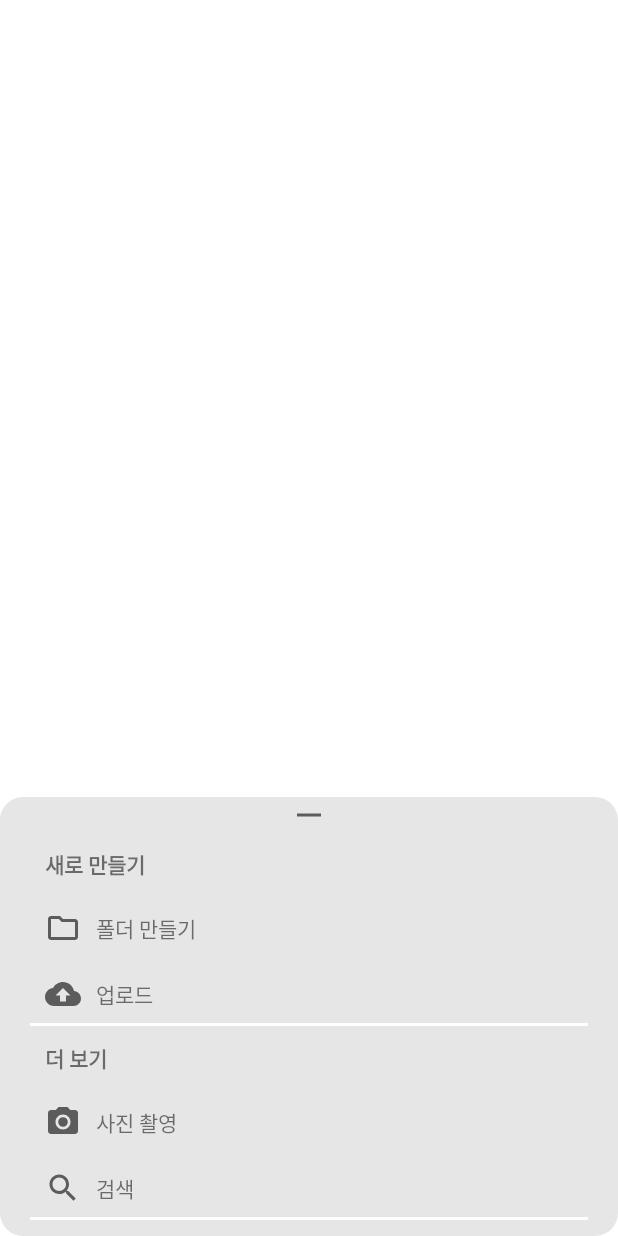
After one commit to Navi-Cloud/Navi-Arch, an Android app: the layout dialog_add.xml on its own in the app's theme, with its tools: preview values and no code run, on a phone screen of 412 x 824 dp. The commit adds this screen. Run offline under Robolectric (Android 15) with nearby library versions, the light colour scheme and no system bars; network calls fail.

Commit message:
add folder

```diff
--- a/app/src/main/java/com/kangdroid/navi_arch/view/MainActivity.kt
+++ b/app/src/main/java/com/kangdroid/navi_arch/view/MainActivity.kt
@@ -1,12 +1,15 @@
 package com.kangdroid.navi_arch.view
 
+import android.app.AlertDialog
+import android.content.DialogInterface
 import android.content.Intent
+import android.graphics.Color
+import android.graphics.drawable.ColorDrawable
 import android.os.Bundle
 import android.util.Log
-import android.view.Menu
-import android.view.MenuItem
-import android.view.View
+import android.view.*
 import android.widget.CompoundButton
+import android.widget.LinearLayout
 import android.widget.Toast
 import androidx.activity.viewModels
 import androidx.appcompat.app.AppCompatActivity
@@ -104,6 +107,33 @@ class MainActivity : AppCompatActivity() {
                     putExtra(uploadingIdentifier, uploadingEnabled)
                 }
                 startActivityForResult(intent, getUploadingActivityRequestCode)
+                true
+            }
+            R.id.action_add_folder -> {
+                val builder = AlertDialog.Builder(this)
+                val dialogView = layoutInflater.inflate(R.layout.dialog_add, null)
+                //button event
+                val btn_make_folder = dialogView.findViewById<LinearLayout>(R.id.layout_make_folder)
+                btn_make_folder.setOnClickListener {
+                    val builder2 = AlertDialog.Builder(this)
+                    val dialogView2 = layoutInflater.inflate(R.layout.dialog_add_folder, null)
+                    builder2.setView(dialogView2)
+                        .setPositiveButton("확인"){
+                            _, _ ->
+                        }
+                        .setNegativeButton("취소"){
+                            _, _ ->
+                        }
+                        .show()
+                }
+
+                builder.setView(dialogView)
+                val alertDialog = builder.create()
+                val window = alertDialog.window
+                window?.setGravity(Gravity.BOTTOM)
+                window?.setBackgroundDrawable(ColorDrawable(Color.TRANSPARENT))
+                window?.attributes?.width = WindowManager.LayoutParams.MATCH_PARENT
+                alertDialog.show()
                 true
             }
 
--- /dev/null
+++ b/app/src/main/res/drawable/box2.xml
@@ -0,0 +1,16 @@
+<?xml version="1.0" encoding="utf-8"?>
+
+<layer-list xmlns:android="http://schemas.android.com/apk/res/android" >
+    <item
+        android:bottom="1dp"
+        android:left="-5dp"
+        android:right="-5dp"
+        android:top="-5dp">
+        <shape android:shape="rectangle"
+            android:color="@color/dark_beige">
+            <stroke
+                android:width="2dp"
+                android:color="@color/white" />
+        </shape>
+    </item>
+</layer-list>
--- /dev/null
+++ b/app/src/main/res/drawable/ic_baseline_add_24.xml
@@ -0,0 +1,10 @@
+<vector xmlns:android="http://schemas.android.com/apk/res/android"
+    android:width="24dp"
+    android:height="24dp"
+    android:viewportWidth="24"
+    android:viewportHeight="24"
+    android:tint="?attr/colorControlNormal">
+  <path
+      android:fillColor="@android:color/white"
+      android:pathData="M19,13h-6v6h-2v-6H5v-2h6V5h2v6h6v2z"/>
+</vector>
--- /dev/null
+++ b/app/src/main/res/drawable/ic_baseline_horizontal_rule_24.xml
@@ -0,0 +1,11 @@
+<vector xmlns:android="http://schemas.android.com/apk/res/android"
+    android:width="24dp"
+    android:height="24dp"
+    android:viewportWidth="24"
+    android:viewportHeight="24"
+    android:tint="?attr/colorControlNormal">
+  <path
+      android:fillColor="@android:color/white"
+      android:pathData="M4,11h16v2h-16z"
+      android:fillType="evenOdd"/>
+</vector>
--- /dev/null
+++ b/app/src/main/res/drawable/ic_baseline_photo_camera_24.xml
@@ -0,0 +1,13 @@
+<vector xmlns:android="http://schemas.android.com/apk/res/android"
+    android:width="24dp"
+    android:height="24dp"
+    android:viewportWidth="24"
+    android:viewportHeight="24"
+    android:tint="?attr/colorControlNormal">
+  <path
+      android:fillColor="@android:color/white"
+      android:pathData="M12,12m-3.2,0a3.2,3.2 0,1 1,6.4 0a3.2,3.2 0,1 1,-6.4 0"/>
+  <path
+      android:fillColor="@android:color/white"
+      android:pathData="M9,2L7.17,4L4,4c-1.1,0 -2,0.9 -2,2v12c0,1.1 0.9,2 2,2h16c1.1,0 2,-0.9 2,-2L22,6c0,-1.1 -0.9,-2 -2,-2h-3.17L15,2L9,2zM12,17c-2.76,0 -5,-2.24 -5,-5s2.24,-5 5,-5 5,2.24 5,5 -2.24,5 -5,5z"/>
+</vector>
--- /dev/null
+++ b/app/src/main/res/drawable/ic_baseline_search_24.xml
@@ -0,0 +1,10 @@
+<vector xmlns:android="http://schemas.android.com/apk/res/android"
+    android:width="24dp"
+    android:height="24dp"
+    android:viewportWidth="24"
+    android:viewportHeight="24"
+    android:tint="?attr/colorControlNormal">
+  <path
+      android:fillColor="@android:color/white"
+      android:pathData="M15.5,14h-0.79l-0.28,-0.27C15.41,12.59 16,11.11 16,9.5 16,5.91 13.09,3 9.5,3S3,5.91 3,9.5 5.91,16 9.5,16c1.61,0 3.09,-0.59 4.23,-1.57l0.27,0.28v0.79l5,4.99L20.49,19l-4.99,-5zM9.5,14C7.01,14 5,11.99 5,9.5S7.01,5 9.5,5 14,7.01 14,9.5 11.99,14 9.5,14z"/>
+</vector>
--- /dev/null
+++ b/app/src/main/res/layout/dialog_add.xml
@@ -0,0 +1,121 @@
+<?xml version="1.0" encoding="utf-8"?>
+<LinearLayout xmlns:android="http://schemas.android.com/apk/res/android"
+    xmlns:app="http://schemas.android.com/apk/res-auto"
+    android:layout_width="match_parent"
+    android:layout_height="wrap_content"
+    android:layout_gravity="bottom"
+    android:background="@drawable/box1"
+    android:orientation="vertical"
+    android:paddingHorizontal="20dp"
+    android:paddingBottom="10dp">
+
+    <ImageView
+        android:id="@+id/imageView"
+        android:layout_width="match_parent"
+        android:layout_height="wrap_content"
+        app:srcCompat="@drawable/ic_baseline_horizontal_rule_24" />
+
+    <TextView
+        android:layout_width="match_parent"
+        android:layout_height="wrap_content"
+        android:layout_gravity="center"
+        android:padding="10dp"
+        android:text="새로 만들기"
+        android:textStyle="bold" />
+
+    <LinearLayout
+        android:id="@+id/layout_make_folder"
+        android:layout_width="match_parent"
+        android:layout_height="match_parent"
+        android:orientation="horizontal"
+        android:padding="10dp">
+
+        <ImageView
+            android:id="@+id/img_folder"
+            android:layout_width="wrap_content"
+            android:layout_height="wrap_content"
+            android:layout_marginRight="10dp"
+            app:srcCompat="@drawable/ic_common_folder_24" />
+
+        <TextView
+            android:id="@+id/make_folder"
+            android:layout_width="match_parent"
+            android:layout_height="wrap_content"
+            android:layout_gravity="center"
+            android:text="폴더 만들기" />
+    </LinearLayout>
+
+    <LinearLayout
+        android:layout_width="match_parent"
+        android:layout_height="match_parent"
+        android:background="@drawable/box2"
+        android:orientation="horizontal"
+        android:padding="10dp">
+
+        <ImageView
+            android:id="@+id/img_upload"
+            android:layout_width="wrap_content"
+            android:layout_height="wrap_content"
+            android:layout_marginRight="10dp"
+            app:srcCompat="@drawable/ic_action_upload_24" />
+
+        <TextView
+            android:id="@+id/upload"
+            android:layout_width="match_parent"
+            android:layout_height="wrap_content"
+            android:layout_gravity="center"
+            android:text="업로드" />
+    </LinearLayout>
+
+    <TextView
+        android:layout_width="match_parent"
+        android:layout_height="wrap_content"
+        android:layout_gravity="center"
+        android:padding="10dp"
+        android:text="더 보기"
+        android:textStyle="bold" />
+
+    <LinearLayout
+        android:layout_width="match_parent"
+        android:layout_height="match_parent"
+        android:orientation="horizontal"
+        android:padding="10dp">
+
+        <ImageView
+            android:id="@+id/img_camera"
+            android:layout_width="wrap_content"
+            android:layout_height="wrap_content"
+            android:layout_marginRight="10dp"
+            app:srcCompat="@drawable/ic_baseline_photo_camera_24" />
+
+        <TextView
+            android:id="@+id/take_picture"
+            android:layout_width="match_parent"
+            android:layout_height="wrap_content"
+            android:layout_gravity="center"
+            android:text="사진 촬영" />
+    </LinearLayout>
+
+    <LinearLayout
+        android:layout_width="match_parent"
+        android:layout_height="match_parent"
+        android:background="@drawable/box2"
+        android:orientation="horizontal"
+        android:padding="10dp">
+
+        <ImageView
+            android:id="@+id/img_search"
+            android:layout_width="wrap_content"
+            android:layout_height="wrap_content"
+            android:layout_marginRight="10dp"
+            app:srcCompat="@drawable/ic_baseline_search_24" />
+
+        <TextView
+            android:id="@+id/search"
+            android:layout_width="match_parent"
+            android:layout_height="wrap_content"
+            android:layout_gravity="center"
+            android:text="검색" />
+    </LinearLayout>
+
+</LinearLayout>
--- /dev/null
+++ b/app/src/main/res/layout/dialog_add_folder.xml
@@ -0,0 +1,26 @@
+<?xml version="1.0" encoding="utf-8"?>
+<LinearLayout xmlns:android="http://schemas.android.com/apk/res/android"
+    android:layout_width="match_parent"
+    android:layout_height="match_parent"
+    android:gravity="center"
+    android:orientation="vertical"
+    android:padding="20dp">
+
+
+    <TextView
+        android:id="@+id/textView3"
+        android:layout_width="match_parent"
+        android:layout_height="wrap_content"
+        android:text="새 폴더 만들기"
+        android:textColor="@color/black"
+        android:textSize="18sp" />
+
+    <EditText
+        android:id="@+id/folderName"
+        android:layout_width="match_parent"
+        android:layout_height="wrap_content"
+        android:ems="10"
+        android:hint="폴더명을 입력하세요"
+        android:textSize="16sp" />
+
+</LinearLayout>
--- a/app/src/main/res/menu/main_action.xml
+++ b/app/src/main/res/menu/main_action.xml
@@ -2,6 +2,11 @@
 <menu xmlns:android="http://schemas.android.com/apk/res/android"
     xmlns:app="http://schemas.android.com/apk/res-auto">
 
+    <item
+        android:id="@+id/action_add_folder"
+        android:icon="@drawable/ic_baseline_add_24"
+        android:title="@string/action_add_folder"
+        app:showAsAction="always" />
     <item
         android:id="@+id/action_upload"
         android:icon="@drawable/ic_action_upload_24"
--- a/app/src/main/res/values/strings.xml
+++ b/app/src/main/res/values/strings.xml
@@ -14,6 +14,7 @@
     <string name="sort_type_not">유형 혼합</string>
 
     <!-- Uploading Related Strings -->
+    <string name="action_add_folder">폴더 만들기</string>
     <string name="action_upload">업로드</string>
     <string name="action_select_path">위치 선택</string>
     <string name="title_upload">파일 업로드 위치 선택</string>
```
